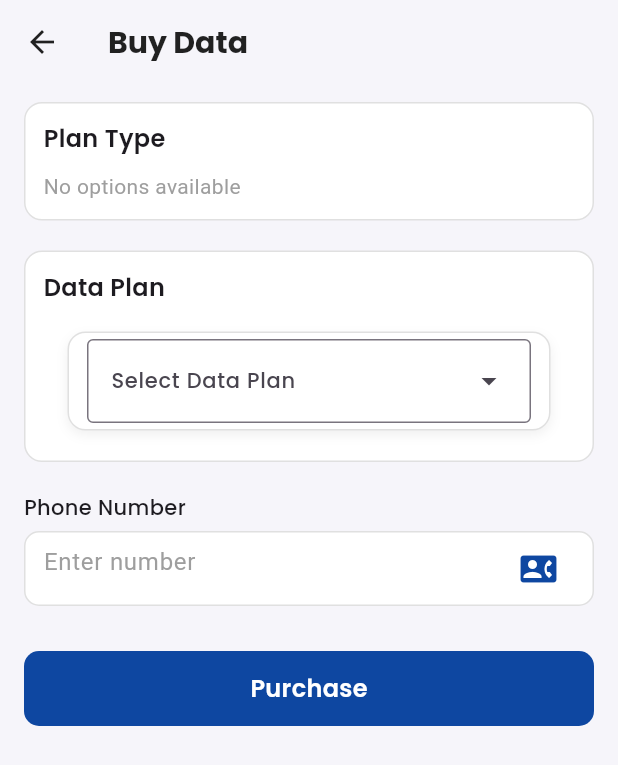
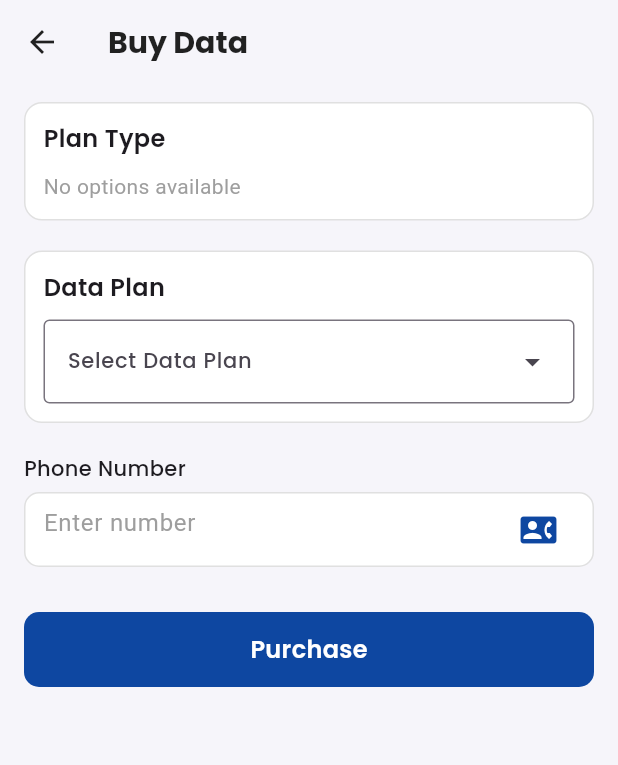
Before and after one commit to absoft1021/qofheart, a Flutter app: the Buydata screen opened directly, on a phone screen of 412 x 824 dp. Shown: the top 765 px of the screen. Run offline on Flutter 3.47's test engine with Material 3 defaults, Android fonts, the light colour scheme and no system bars; our stand-ins replace awesome_dialog, dio, flutter_animate, flutter_native_contact_picker, flutter_toggle_tab, fluttertoast and 7 more; missing offline and left inert: custom_pin_keyboard; accounts and stored records are empty; statements that could not run were skipped.

Commit message:
never giveUp

```diff
--- a/lib/pages/data/buydata.dart
+++ b/lib/pages/data/buydata.dart
@@ -115,24 +115,10 @@ class _BuydataState extends State<Buydata> {
                 children: [
                   Text('Data Plan', style: GoogleFonts.poppins(fontSize: 16, fontWeight: FontWeight.w600)),
                   const SizedBox(height: 10),
+
                   GetBuilder<BuydataController>(
-                    builder: (c) {
-                      return Container(
-                        margin: const EdgeInsets.symmetric(horizontal: 16, vertical: 8),
-                        padding: const EdgeInsets.symmetric(horizontal: 12, vertical: 4),
-                        decoration: BoxDecoration(
-                          color: Colors.white,
-                          borderRadius: BorderRadius.circular(12),
-                          border: Border.all(color: Colors.grey.shade300),
-                          boxShadow: [
-                            BoxShadow(
-                              color: Colors.grey.withOpacity(0.15),
-                              blurRadius: 6,
-                              offset: const Offset(0, 3),
-                            ),
-                          ],
-                        ),
-                        child: DropdownMenu<Map>(
+                  builder: (c) {
+                  return DropdownMenu<Map>(
                           width: Get.width - 56,
                           hintText: 'Select Data Plan',
                           textStyle: GoogleFonts.poppins(
@@ -163,9 +149,8 @@ class _BuydataState extends State<Buydata> {
                             c.planId = value?['PlanId'].toString() ?? '';
                             c.planName = value?['PlanName'].toString() ?? '';
                           },
-                        ),
-                      );
-                    },
+                        );
+                      },
                   ),
                 ],
               ),
```
